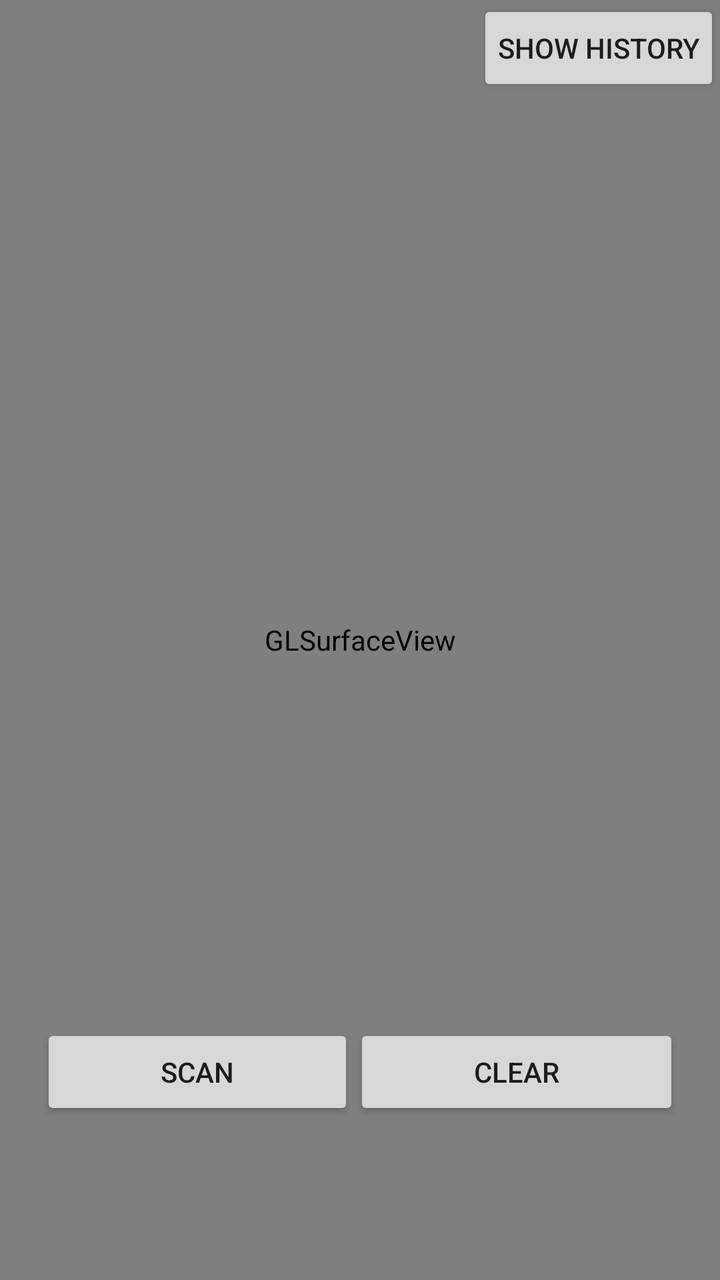
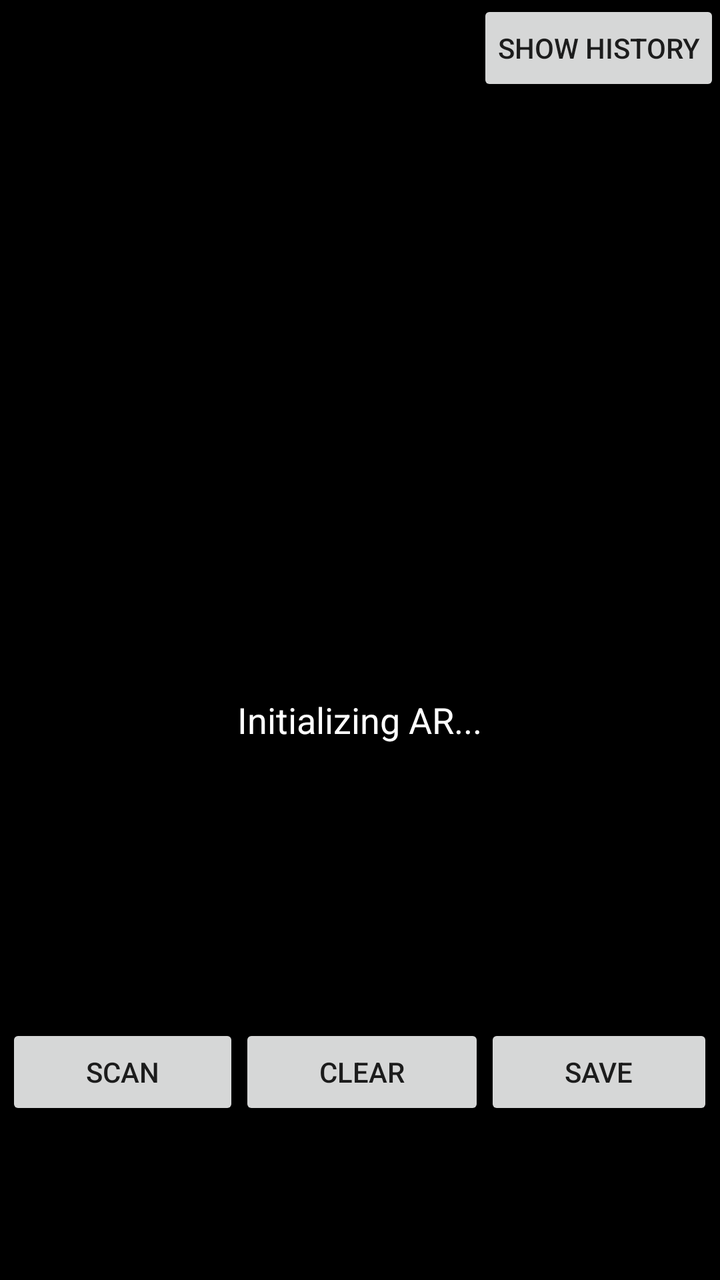

Before-and-after screenshots of an Android layout around one commit, followed by the original layout XML and the change that was made.
<!-- AndroidManifest.xml: application theme Theme.Design.Light.NoActionBar -->
<!-- res/layout/activity_main.xml -->
<?xml version="1.0" encoding="utf-8"?>
<androidx.coordinatorlayout.widget.CoordinatorLayout xmlns:android="http://schemas.android.com/apk/res/android"
    xmlns:app="http://schemas.android.com/apk/res-auto"
    android:id="@+id/coordinatorLayout"
    android:layout_width="match_parent"
    android:layout_height="match_parent">

  <android.opengl.GLSurfaceView
      android:id="@+id/surfaceview"
      android:layout_width="fill_parent"
      android:layout_height="fill_parent" />

  <LinearLayout
      android:layout_width="wrap_content"
      android:layout_height="wrap_content"
      android:layout_marginBottom="80dp"
      android:layout_gravity="bottom|center_horizontal"
      app:layout_dodgeInsetEdges="bottom">

    <androidx.appcompat.widget.AppCompatButton
        android:id="@+id/scanButton"
        android:layout_width="wrap_content"
        android:layout_height="wrap_content"
        android:paddingHorizontal="60dp"
        android:text="@string/scan_available" />

    <androidx.appcompat.widget.AppCompatButton
        android:id="@+id/clearButton"
        android:layout_width="wrap_content"
        android:layout_height="wrap_content"
        android:paddingHorizontal="60dp"
        android:text="@string/clear" />

  </LinearLayout>












  <androidx.appcompat.widget.AppCompatButton
      android:id="@+id/historyButton"
      android:layout_gravity="top|end"
      android:layout_width="wrap_content"
      android:layout_height="wrap_content"
      android:paddingHorizontal="10dp"
      android:text="@string/history" />


</androidx.coordinatorlayout.widget.CoordinatorLayout>
<!-- resources referenced by this layout -->
<resources>
  <string name="clear">Clear</string>
  <string name="history">Show History</string>
  <string name="scan_available">Scan</string>
</resources>

<!-- the commit's change to res/layout/activity_main.xml (unified diff, before → after) -->
@@ -10,6 +10,38 @@
       android:layout_width="fill_parent"
       android:layout_height="fill_parent" />
 
+  
+  <FrameLayout
+      android:id="@+id/loadingOverlay"
+      android:layout_width="match_parent"
+      android:layout_height="match_parent"
+      android:background="#FF000000"
+      android:visibility="visible">
+
+    <LinearLayout
+        android:layout_width="wrap_content"
+        android:layout_height="wrap_content"
+        android:layout_gravity="center"
+        android:orientation="vertical"
+        android:gravity="center">
+
+      <ProgressBar
+          android:layout_width="64dp"
+          android:layout_height="64dp"
+          android:indeterminateTint="#FFFFFF" />
+
+      <TextView
+          android:layout_width="wrap_content"
+          android:layout_height="wrap_content"
+          android:layout_marginTop="16dp"
+          android:text="Initializing AR..."
+          android:textColor="#FFFFFF"
+          android:textSize="18sp" />
+
+    </LinearLayout>
+
+  </FrameLayout>
+
   <LinearLayout
       android:layout_width="wrap_content"
       android:layout_height="wrap_content"
@@ -21,15 +53,22 @@
         android:id="@+id/scanButton"
         android:layout_width="wrap_content"
         android:layout_height="wrap_content"
-        android:paddingHorizontal="60dp"
+        android:paddingHorizontal="40dp"
         android:text="@string/scan_available" />
 
     <androidx.appcompat.widget.AppCompatButton
         android:id="@+id/clearButton"
         android:layout_width="wrap_content"
         android:layout_height="wrap_content"
-        android:paddingHorizontal="60dp"
+        android:paddingHorizontal="40dp"
         android:text="@string/clear" />
+
+    <androidx.appcompat.widget.AppCompatButton
+        android:id="@+id/saveButton"
+        android:layout_width="wrap_content"
+        android:layout_height="wrap_content"
+        android:paddingHorizontal="40dp"
+        android:text="Save" />
 
   </LinearLayout>
 
